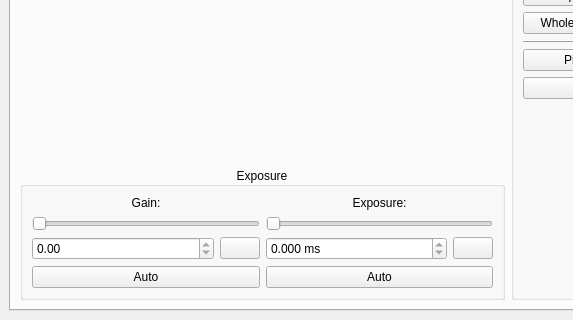
Above: src/mainwindow.ui from anselg/qarv before the change; both pictures show x 0 to 573 and y 263 to 583 of the 940 by 583 pixel window. Below: the same form after it.
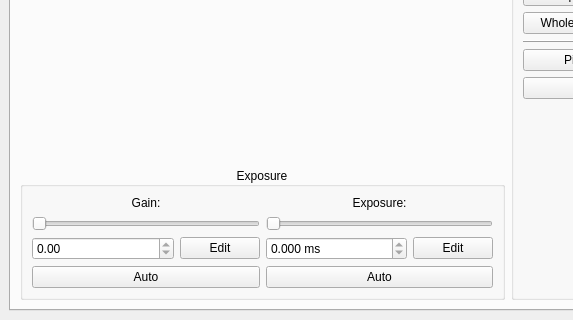
That is the form after the change. Icons and pictures are not drawn. Custom widgets are drawn as their Qt base class.

Commit message: enable non-custom icons (i.e. standard gnome icon names)

What changed in the file:
```diff
--- a/src/mainwindow.ui
+++ b/src/mainwindow.ui
@@ -259,7 +259,7 @@
                       <string>Enter value manually.</string>
                      </property>
                      <property name="text">
-                      <string/>
+                      <string>Edit</string>
                      </property>
                      <!--
                      <property name="icon">
@@ -335,7 +335,7 @@
                       <string>Enter value manually.</string>
                      </property>
                      <property name="text">
-                      <string/>
+                      <string>Edit</string>
                      </property>
                      <!--
                      <property name="icon">
```
Left out of the diff: 6 changed lines with no effect on the pictures.
